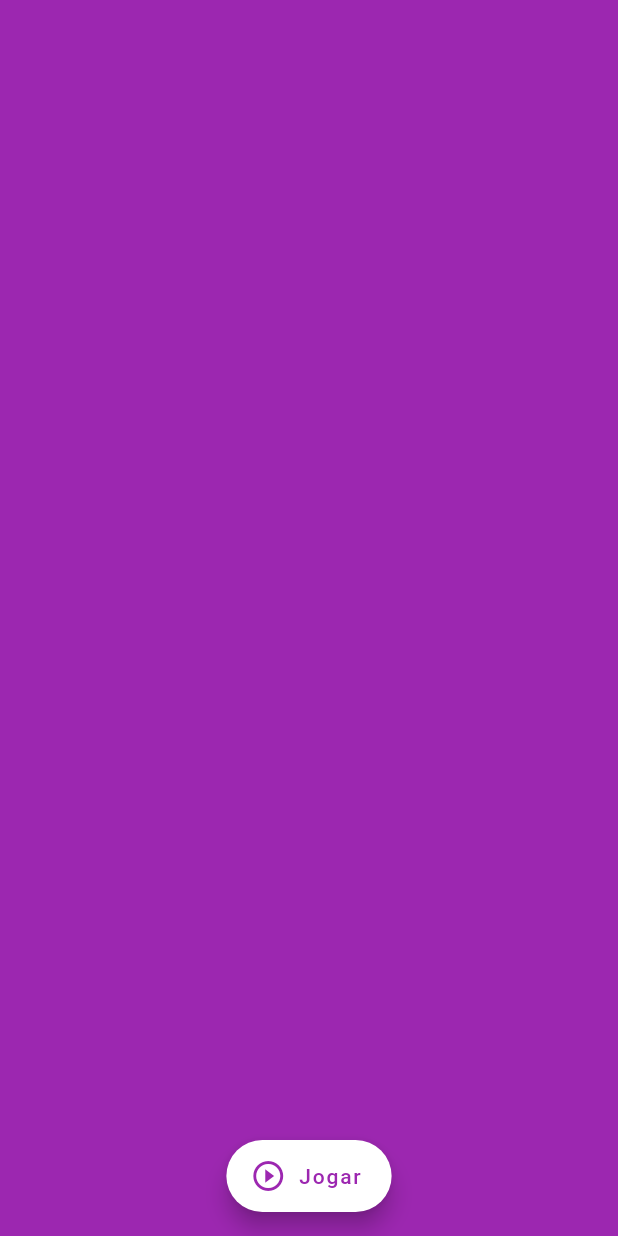
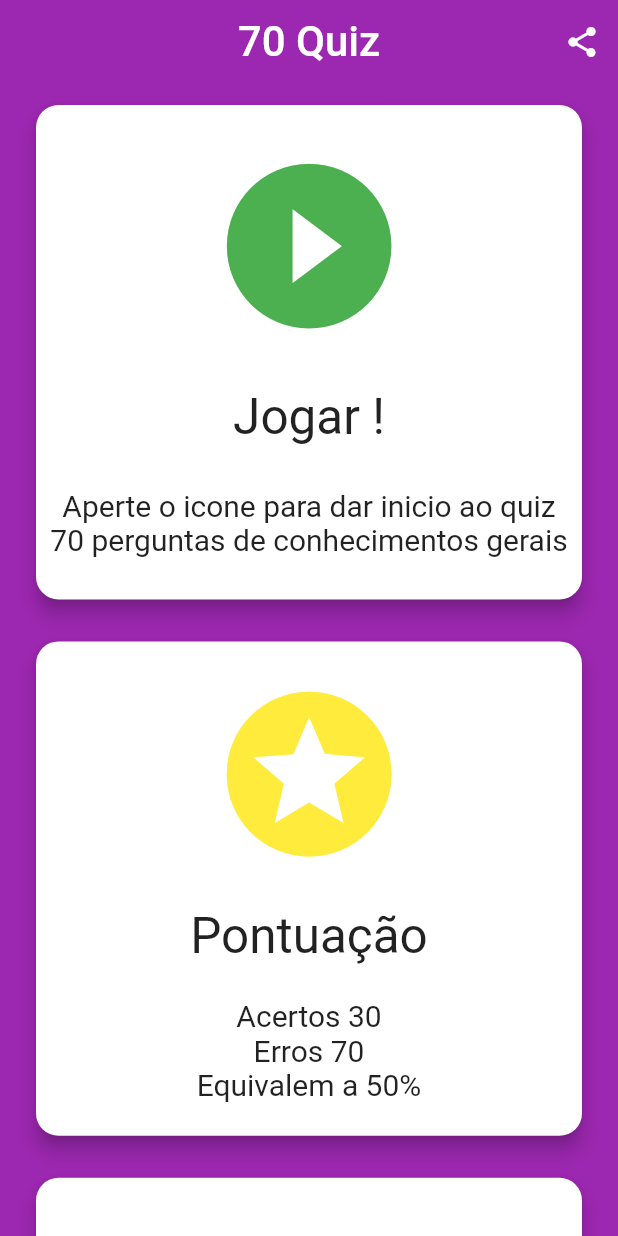
Before and after one commit to mportog/quiz_ce_tenta, a Flutter app: the screen it shows after launch, on a phone screen of 412 x 824 dp. Run offline on Flutter 3.47's test engine with Material 2 defaults, Android fonts, the phone set to English and light mode, and no system bars; our stand-ins replace auto_size_text, dio, flare_flutter, flutter_mobx, mobx, shared_preferences and 1 more; generated files the repository leaves out were written again.

Commit message:
menu home page ok

```diff
--- a/lib/view/page/home_page.dart
+++ b/lib/view/page/home_page.dart
@@ -1,4 +1,5 @@
 import 'package:ce_tenta_quizz/view/page/quiz_page.dart';
+import 'package:ce_tenta_quizz/view/widget/custom_menu_item_card.dart';
 import 'package:flutter/material.dart';
 
 class HomePage extends StatefulWidget {
@@ -7,25 +8,45 @@ class HomePage extends StatefulWidget {
 }
 
 class _HomePageState extends State<HomePage> {
+  final TextStyle labelInfo = TextStyle(fontSize: 20);
+  final TextStyle labelLink = TextStyle(
+      fontSize: 20,
+      color: Colors.blue,
+      fontStyle: FontStyle.italic,
+      decoration: TextDecoration.underline);
   @override
   Widget build(BuildContext context) {
     return SafeArea(
       bottom: true,
       top: true,
       child: Scaffold(
+        appBar: AppBar(
+          elevation: 0,
+          title: Text('70 Quiz', style: TextStyle(fontSize: 28)),
+          centerTitle: true,
+          actions: <Widget>[
+            IconButton(icon: Icon(Icons.share), onPressed: () {})
+          ],
+        ),
         backgroundColor: Colors.purple,
-        body: Container(
-            height: MediaQuery.of(context).size.height * 0.85,
-            child: Container()),
-        floatingActionButton: FloatingActionButton.extended(
-            backgroundColor: Colors.white,
-            onPressed: () {
-              Navigator.of(context)
-                  .push(MaterialPageRoute(builder: (_) => QuizPage()));
-            },
-            icon: Icon(Icons.play_circle_outline, color: Colors.purple),
-            label: Text('Jogar', style: TextStyle(color: Colors.purple))),
-        floatingActionButtonLocation: FloatingActionButtonLocation.centerFloat,
+        body: ListView(children: <Widget>[
+          MenuItemCard(Icons.play_circle_filled, Colors.green, () {
+            Navigator.of(context)
+                .push(MaterialPageRoute(builder: (_) => QuizPage()));
+          }, 'Jogar !', [
+            Text('Aperte o icone para dar inicio ao quiz', style: labelInfo),
+            Text('70 perguntas de conhecimentos gerais', style: labelInfo)
+          ]),
+          MenuItemCard(Icons.stars, Colors.yellow, () {}, 'Pontuação', [
+            Text('Acertos 30', style: labelInfo),
+            Text('Erros 70', style: labelInfo),
+            Text('Equivalem a 50%', style: labelInfo)
+          ]),
+          MenuItemCard(Icons.info, Colors.blue, () {}, 'Informações',
+              [Text('Site base das perguntas', style: labelInfo)]),
+          MenuItemCard(Icons.cloud_circle, Colors.purple, () {}, 'Sites',
+              [Text('Site base das perguntas', style: labelLink)]),
+        ]),
       ),
     );
   }
--- /dev/null
+++ b/lib/view/widget/custom_menu_item_card.dart
@@ -0,0 +1,38 @@
+import 'package:flutter/material.dart';
+
+class MenuItemCard extends StatelessWidget {
+  MenuItemCard(this.cardIcon, this.iconColor, this.iconPressed, this.titleCard,
+      this.columnChild);
+  final IconData cardIcon;
+  final String titleCard;
+  final List<Widget> columnChild;
+  final MaterialColor iconColor;
+  final void Function() iconPressed;
+  @override
+  Widget build(BuildContext context) {
+    final itemHeight = MediaQuery.of(context).size.height * 0.4;
+    return Padding(
+      padding: const EdgeInsets.symmetric(vertical: 10.0, horizontal: 20),
+      child: Card(
+        color: Colors.white,
+        shape: RoundedRectangleBorder(borderRadius: BorderRadius.circular(15)),
+        elevation: 5,
+        child: Container(
+          height: itemHeight,
+          child: Column(
+              crossAxisAlignment: CrossAxisAlignment.center,
+              mainAxisAlignment: MainAxisAlignment.spaceEvenly,
+              children: <Widget>[
+                InkWell(
+                  onTap: iconPressed,
+                  child:
+                      Icon(cardIcon, color: iconColor, size: itemHeight * 0.4),
+                ),
+                Text(titleCard, style: TextStyle(fontSize: itemHeight * 0.1)),
+                Column(children: columnChild)
+              ]),
+        ),
+      ),
+    );
+  }
+}
```
